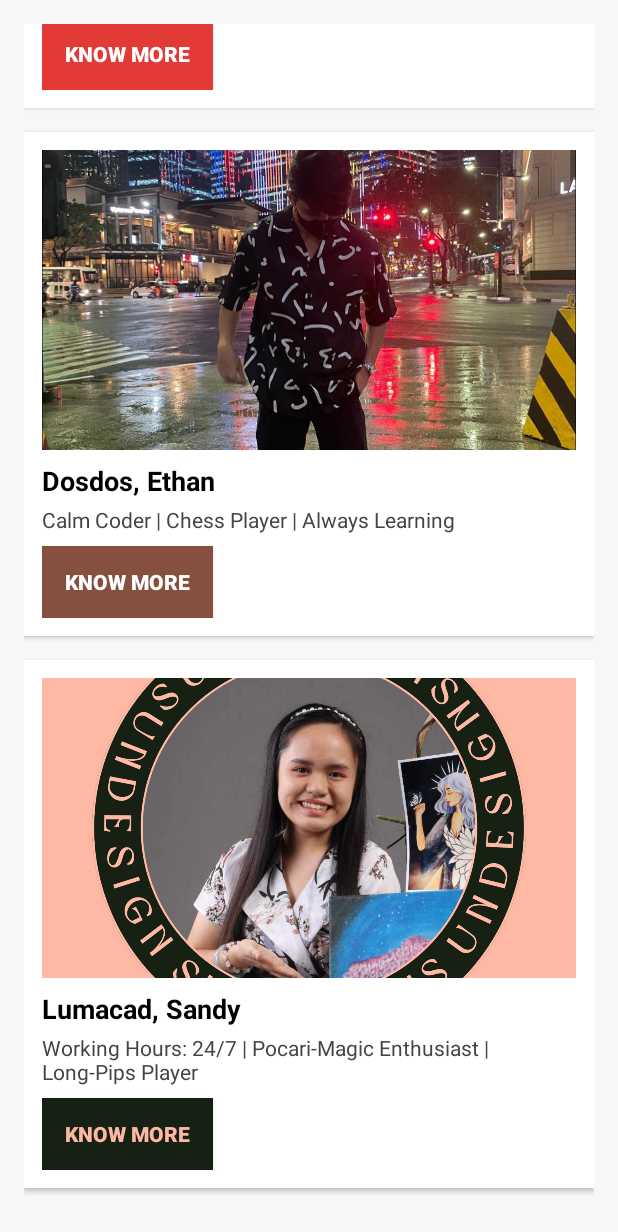
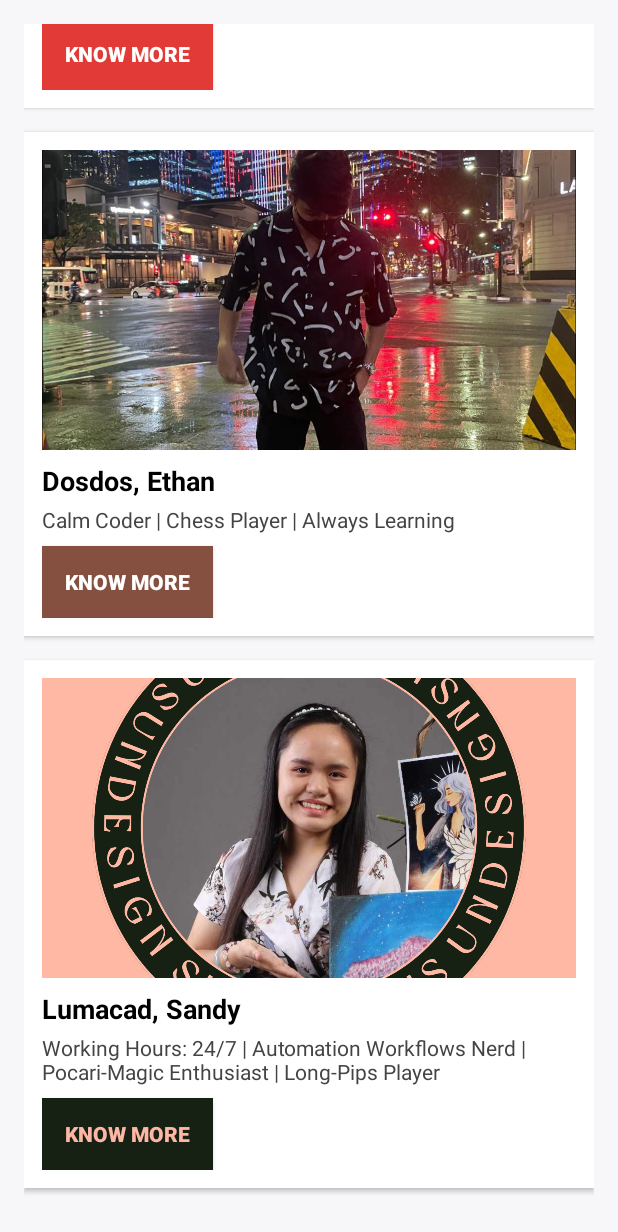
Before and after one commit to SandyLMCD/itcc41-final-about-me-app, an Android app built with Jetpack Compose: the screen it shows after launch (MainActivity), scrolled down 1016 dp, on a phone screen of 412 x 824 dp. Shown: the top 1232 px of the screen. Run offline under Robolectric (Android 15) with nearby library versions, the phone set to English and light mode, and no system bars.

Commit message:
style(string.xml): Updated short bio of Sandy

```diff
--- a/app/src/main/res/values/strings.xml
+++ b/app/src/main/res/values/strings.xml
@@ -30,7 +30,7 @@
     <string name="ethan_description_old">This is a short description about Ethan</string>
 
     <string name="sandy_name">Lumacad, Sandy</string>
-    <string name="sandy_info">Working Hours: 24/7 | Pocari-Magic Enthusiast | Long-Pips Player</string>
+    <string name="sandy_info">Working Hours: 24/7 | Automation Workflows Nerd | Pocari-Magic Enthusiast | Long-Pips Player</string>
     <string name="sandy_description">Sandy is known for her tireless work ethic and unique perspective, often finding innovative solutions where others stop. Her passion for table tennis and dedication to the team make her an invaluable project member.</string>
     <string name="sandy_lumacad_name_old">Sandy Lumacad | Click For More</string>
     <string name="sandy_info_old">Working Hours: 24/7 | Pocari-Magic Believer | Long-Pips Player 🏓</string>
```
